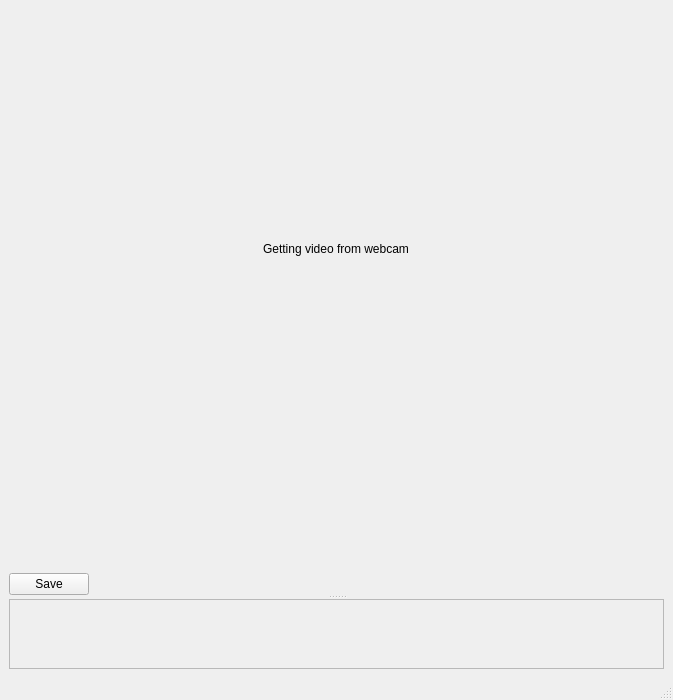
The window that ui/mainwindow.ui (jnmbk/kamera) describes before a commit, drawn with Qt 5.
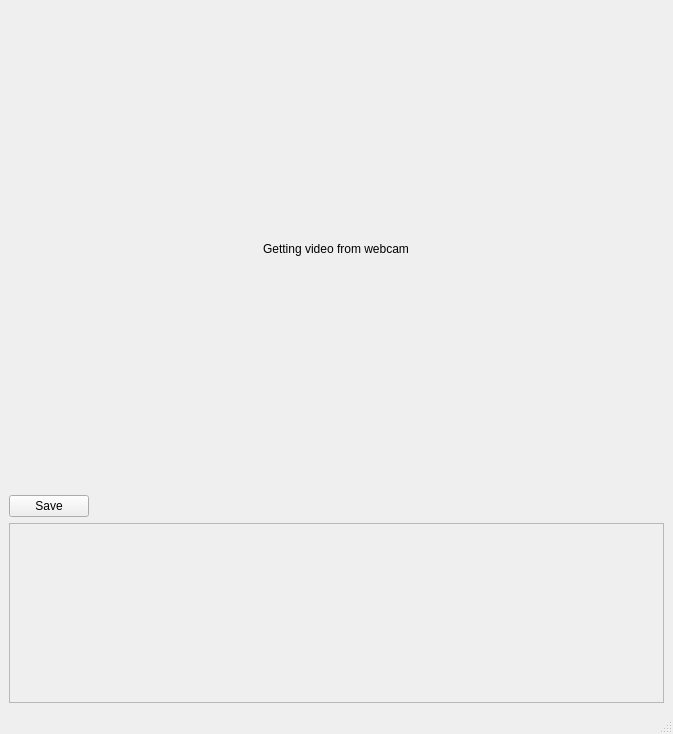
The same window after the commit.

Commit message: size adjustments

The edit to the form file:
```diff
--- a/ui/mainwindow.ui
+++ b/ui/mainwindow.ui
@@ -6,7 +6,7 @@
     <x>0</x>
     <y>0</y>
     <width>673</width>
-    <height>700</height>
+    <height>734</height>
    </rect>
   </property>
   <property name="windowTitle" >
@@ -15,11 +15,6 @@
   <widget class="QWidget" name="centralwidget" >
    <layout class="QGridLayout" name="gridLayout" >
     <item row="0" column="0" >
-     <widget class="QSplitter" name="splitter" >
-      <property name="orientation" >
-       <enum>Qt::Vertical</enum>
-      </property>
-      <widget class="QWidget" name="" >
        <layout class="QVBoxLayout" name="verticalLayout" >
         <item>
          <layout class="QHBoxLayout" name="horizontalLayout_2" >
@@ -67,19 +62,6 @@
           </item>
          </layout>
         </item>
-        <item>
-         <spacer name="verticalSpacer" >
-          <property name="orientation" >
-           <enum>Qt::Vertical</enum>
-          </property>
-          <property name="sizeHint" stdset="0" >
-           <size>
-            <width>14</width>
-            <height>13</height>
-           </size>
-          </property>
-         </spacer>
-        </item>
         <item>
          <layout class="QHBoxLayout" name="horizontalLayout" >
           <item>
@@ -104,9 +86,14 @@
           </item>
          </layout>
         </item>
-       </layout>
-      </widget>
+      <item>
       <widget class="QScrollArea" name="scrollArea_photos" >
+        <property name="minimumSize" >
+         <size>
+          <width>0</width>
+          <height>140</height>
+         </size>
+        </property>
        <property name="widgetResizable" >
         <bool>true</bool>
        </property>
@@ -115,13 +102,14 @@
          <rect>
           <x>0</x>
           <y>0</y>
-          <width>651</width>
-          <height>90</height>
+           <width>649</width>
+           <height>136</height>
          </rect>
         </property>
        </widget>
       </widget>
-     </widget>
+      </item>
+     </layout>
     </item>
    </layout>
   </widget>
```
Lines whose indentation alone changed are shown as unchanged. The commit also changes 1 other file.
